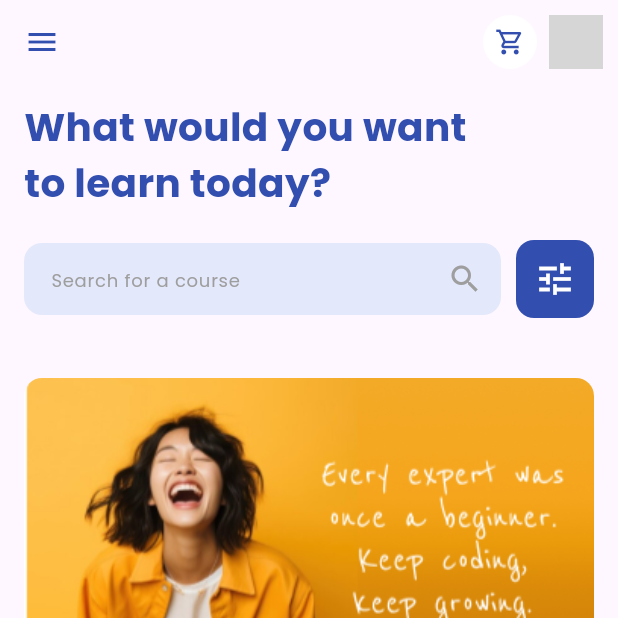
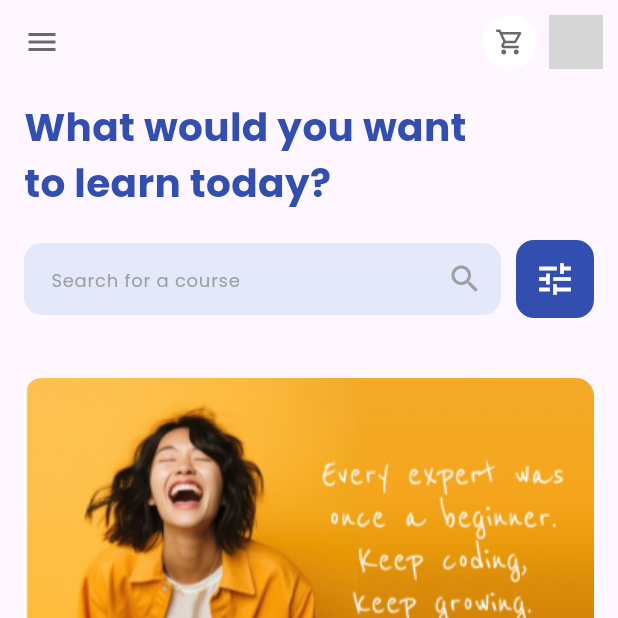
Before and after one commit to Thienry18/project-mobile, a Flutter app: the ExplorePage screen opened directly, on a phone screen of 412 x 824 dp, the top half of it. Run offline on Flutter 3.47's test engine with Material 3 defaults, Android fonts, the phone set to English and light mode, and no system bars; our stand-ins replace country_picker, flutter_speed_dial, flutter_svg, google_fonts, shared_preferences; accounts and stored records are empty; network calls fail; grey boxes are pictures that could not be loaded.

Commit message:
Merubah warna Icon menu dan cart pada Explore Screen

```diff
--- a/lib/screens/explore_page.dart
+++ b/lib/screens/explore_page.dart
@@ -288,7 +288,7 @@ class _ExplorePageState extends State<ExplorePage> {
         leading: Builder(
           builder:
               (context) => IconButton(
-                icon: const Icon(Icons.menu, color: Color(0xff324eaf)),
+                icon: const Icon(Icons.menu, color: Color(0xff696969)),
                 onPressed: () => Scaffold.of(context).openDrawer(),
               ),
         ),
@@ -296,7 +296,7 @@ class _ExplorePageState extends State<ExplorePage> {
         actions: [
           IconCircleButton(
             icon: Icons.shopping_cart_outlined,
-            iconColor: Color(0xff324eaf),
+            iconColor: Color(0xff696969),
             onTap: () {
               Navigator.push(
                 context,
```
